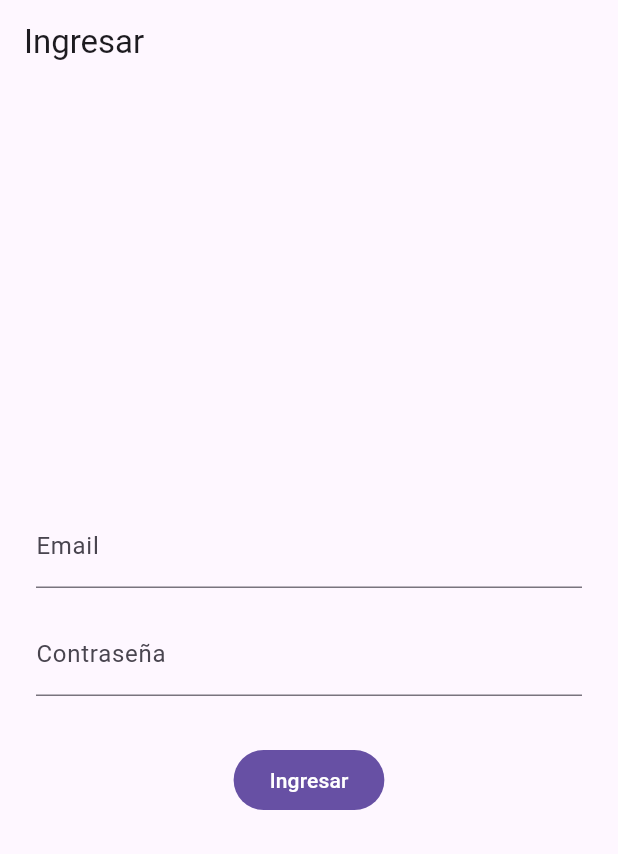
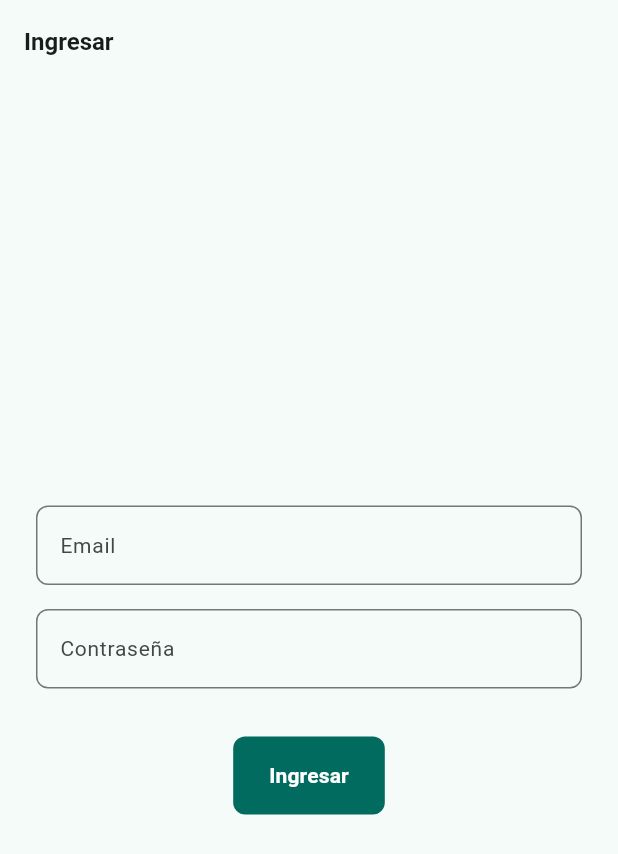
Before and after one commit to linodevmobile/vet-app, a Flutter app: the screen it shows after launch, on a phone screen of 412 x 824 dp. Shown: the top 854 px of the screen. Run offline on Flutter 3.47's test engine with Material 3 defaults, Android fonts, the phone set to English and light mode, and no system bars; our stand-ins replace dio, flutter_riverpod, flutter_secure_storage, freezed_annotation, go_router, riverpod_annotation; generated files the repository leaves out were written again.

Commit message:
Integrate design system components into LoginView for improved UI consistency. Add AppTheme to app.dart for theming support. Remove empty .gitkeep files from design system directories to clean up project structure.

```diff
--- a/lib/app/app.dart
+++ b/lib/app/app.dart
@@ -1,6 +1,7 @@
 import 'package:flutter/material.dart';
 import 'package:flutter_riverpod/flutter_riverpod.dart';
 import 'package:vet_app/app/router/app_router.dart';
+import 'package:vet_app/design_system/theme/app_theme.dart';
 
 class App extends ConsumerWidget {
   const App({super.key});
@@ -11,6 +12,7 @@ class App extends ConsumerWidget {
     return MaterialApp.router(
       title: 'VetApp',
       debugShowCheckedModeBanner: false,
+      theme: AppTheme.light(),
       routerConfig: router,
     );
   }
--- /dev/null
+++ b/lib/design_system/atoms/ds_password_input.dart
@@ -0,0 +1,28 @@
+import 'package:flutter/material.dart';
+
+class DsPasswordInput extends StatelessWidget {
+  const DsPasswordInput({
+    required this.controller,
+    required this.label,
+    this.validator,
+    this.enabled = true,
+    super.key,
+  });
+
+  final TextEditingController controller;
+  final String label;
+  final String? Function(String?)? validator;
+  final bool enabled;
+
+  @override
+  Widget build(BuildContext context) {
+    return TextFormField(
+      controller: controller,
+      decoration: InputDecoration(labelText: label),
+      obscureText: true,
+      autofillHints: const [AutofillHints.password],
+      enabled: enabled,
+      validator: validator,
+    );
+  }
+}
--- /dev/null
+++ b/lib/design_system/atoms/ds_primary_button.dart
@@ -0,0 +1,28 @@
+import 'package:flutter/material.dart';
+
+class DsPrimaryButton extends StatelessWidget {
+  const DsPrimaryButton({
+    required this.label,
+    required this.onPressed,
+    this.isLoading = false,
+    super.key,
+  });
+
+  final String label;
+  final VoidCallback? onPressed;
+  final bool isLoading;
+
+  @override
+  Widget build(BuildContext context) {
+    return FilledButton(
+      onPressed: isLoading ? null : onPressed,
+      child: isLoading
+          ? const SizedBox(
+              width: 20,
+              height: 20,
+              child: CircularProgressIndicator(strokeWidth: 2),
+            )
+          : Text(label),
+    );
+  }
+}
--- /dev/null
+++ b/lib/design_system/atoms/ds_text_input.dart
@@ -0,0 +1,32 @@
+import 'package:flutter/material.dart';
+
+class DsTextInput extends StatelessWidget {
+  const DsTextInput({
+    required this.controller,
+    required this.label,
+    this.validator,
+    this.keyboardType,
+    this.autofillHints,
+    this.enabled = true,
+    super.key,
+  });
+
+  final TextEditingController controller;
+  final String label;
+  final String? Function(String?)? validator;
+  final TextInputType? keyboardType;
+  final Iterable<String>? autofillHints;
+  final bool enabled;
+
+  @override
+  Widget build(BuildContext context) {
+    return TextFormField(
+      controller: controller,
+      decoration: InputDecoration(labelText: label),
+      keyboardType: keyboardType,
+      autofillHints: autofillHints,
+      enabled: enabled,
+      validator: validator,
+    );
+  }
+}
--- /dev/null
+++ b/lib/design_system/theme/app_theme.dart
@@ -0,0 +1,38 @@
+import 'package:flutter/material.dart';
+import 'package:vet_app/design_system/tokens/ds_colors.dart';
+import 'package:vet_app/design_system/tokens/ds_radii.dart';
+import 'package:vet_app/design_system/tokens/ds_typography.dart';
+
+abstract final class AppTheme {
+  static ThemeData light() {
+    final colorScheme = ColorScheme.fromSeed(
+      seedColor: DsColors.c00796B,
+      error: DsColors.cBA1A1A,
+    );
+
+    return ThemeData(
+      useMaterial3: true,
+      colorScheme: colorScheme,
+      textTheme: const TextTheme(
+        titleLarge: DsTypography.titleLarge,
+        titleMedium: DsTypography.titleMedium,
+        bodyLarge: DsTypography.bodyLarge,
+        bodyMedium: DsTypography.bodyMedium,
+        bodySmall: DsTypography.bodySmall,
+        labelLarge: DsTypography.labelLarge,
+      ),
+      inputDecorationTheme: const InputDecorationTheme(
+        border: OutlineInputBorder(borderRadius: DsRadii.md),
+      ),
+      filledButtonTheme: FilledButtonThemeData(
+        style: FilledButton.styleFrom(
+          shape: const RoundedRectangleBorder(borderRadius: DsRadii.md),
+          padding: const EdgeInsets.symmetric(horizontal: 24, vertical: 16),
+        ),
+      ),
+      cardTheme: const CardThemeData(
+        shape: RoundedRectangleBorder(borderRadius: DsRadii.md),
+      ),
+    );
+  }
+}
--- /dev/null
+++ b/lib/design_system/tokens/ds_colors.dart
@@ -0,0 +1,11 @@
+// Tokens nombrados por valor hex (paleta plana) para matchear 1:1 con el
+// design system del diseñador. Dart no permite identificadores que empiecen
+// con dígito; prefijamos con `c`. Preservamos mayúsculas del hex original.
+// ignore_for_file: constant_identifier_names
+
+import 'package:flutter/material.dart';
+
+abstract final class DsColors {
+  static const Color c00796B = Color(0xFF00796B);
+  static const Color cBA1A1A = Color(0xFFBA1A1A);
+}
--- /dev/null
+++ b/lib/design_system/tokens/ds_radii.dart
@@ -0,0 +1,5 @@
+import 'package:flutter/material.dart';
+
+abstract final class DsRadii {
+  static const BorderRadius md = BorderRadius.all(Radius.circular(8));
+}
--- /dev/null
+++ b/lib/design_system/tokens/ds_typography.dart
@@ -0,0 +1,39 @@
+import 'package:flutter/material.dart';
+
+abstract final class DsTypography {
+  static const TextStyle titleLarge = TextStyle(
+    fontSize: 16,
+    fontWeight: FontWeight.w700,
+    height: 1.3,
+  );
+
+  static const TextStyle titleMedium = TextStyle(
+    fontSize: 14,
+    fontWeight: FontWeight.w600,
+    height: 1.3,
+  );
+
+  static const TextStyle bodyLarge = TextStyle(
+    fontSize: 14,
+    fontWeight: FontWeight.w400,
+    height: 1.5,
+  );
+
+  static const TextStyle bodyMedium = TextStyle(
+    fontSize: 13,
+    fontWeight: FontWeight.w400,
+    height: 1.5,
+  );
+
+  static const TextStyle bodySmall = TextStyle(
+    fontSize: 12,
+    fontWeight: FontWeight.w400,
+    height: 1.5,
+  );
+
+  static const TextStyle labelLarge = TextStyle(
+    fontSize: 14,
+    fontWeight: FontWeight.w600,
+    letterSpacing: 0.1,
+  );
+}
--- a/lib/features/auth/presentation/views/login_view.dart
+++ b/lib/features/auth/presentation/views/login_view.dart
@@ -1,6 +1,9 @@
 import 'package:flutter/material.dart';
 import 'package:flutter_riverpod/flutter_riverpod.dart';
 import 'package:vet_app/core/validations/core_validation_service.dart';
+import 'package:vet_app/design_system/atoms/ds_password_input.dart';
+import 'package:vet_app/design_system/atoms/ds_primary_button.dart';
+import 'package:vet_app/design_system/atoms/ds_text_input.dart';
 import 'package:vet_app/features/auth/presentation/controllers/login_action.dart';
 
 class LoginView extends ConsumerStatefulWidget {
@@ -51,20 +54,18 @@ class _LoginViewState extends ConsumerState<LoginView> {
           child: Column(
             mainAxisAlignment: MainAxisAlignment.center,
             children: [
-              TextFormField(
+              DsTextInput(
                 controller: _emailController,
-                decoration: const InputDecoration(labelText: 'Email'),
+                label: 'Email',
                 keyboardType: TextInputType.emailAddress,
                 autofillHints: const [AutofillHints.email],
                 validator: CoreValidationService.validateEmail,
                 enabled: !isLoading,
               ),
               const SizedBox(height: 16),
-              TextFormField(
+              DsPasswordInput(
                 controller: _passwordController,
-                decoration: const InputDecoration(labelText: 'Contraseña'),
-                obscureText: true,
-                autofillHints: const [AutofillHints.password],
+                label: 'Contraseña',
                 validator: (v) => CoreValidationService.validateMinLength(
                   v,
                   6,
@@ -73,15 +74,10 @@ class _LoginViewState extends ConsumerState<LoginView> {
                 enabled: !isLoading,
               ),
               const SizedBox(height: 32),
-              FilledButton(
-                onPressed: isLoading ? null : _submit,
-                child: isLoading
-                    ? const SizedBox(
-                        width: 20,
-                        height: 20,
-                        child: CircularProgressIndicator(strokeWidth: 2),
-                      )
-                    : const Text('Ingresar'),
+              DsPrimaryButton(
+                label: 'Ingresar',
+                isLoading: isLoading,
+                onPressed: _submit,
               ),
             ],
           ),
```
Also changed, not shown: 5 other files.
